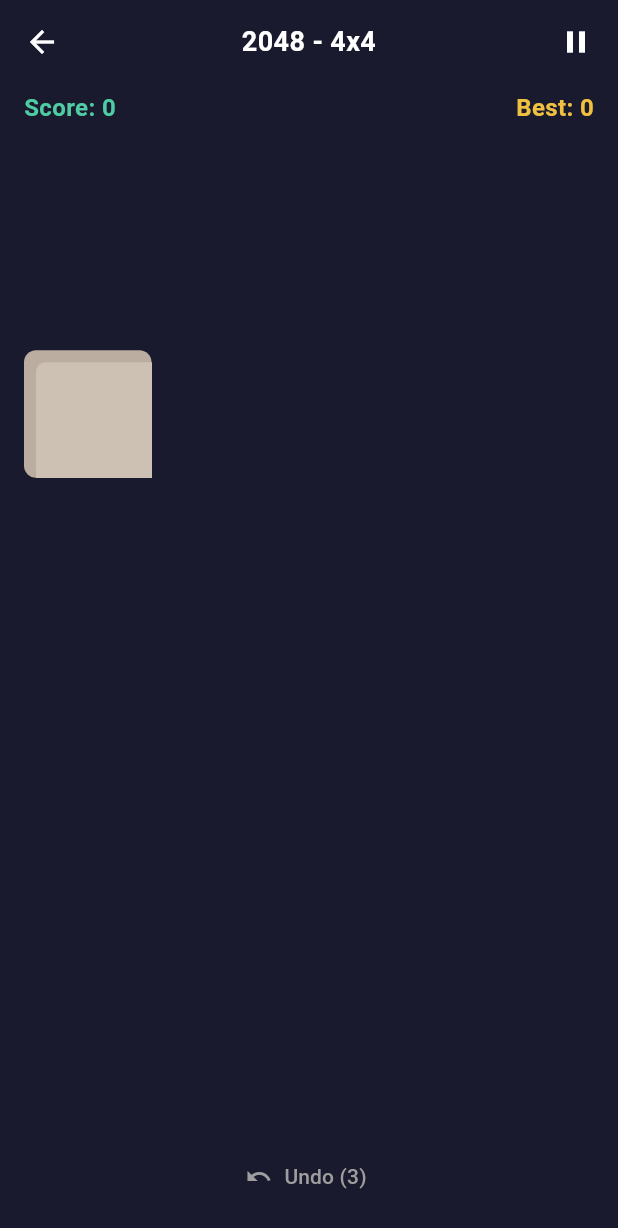
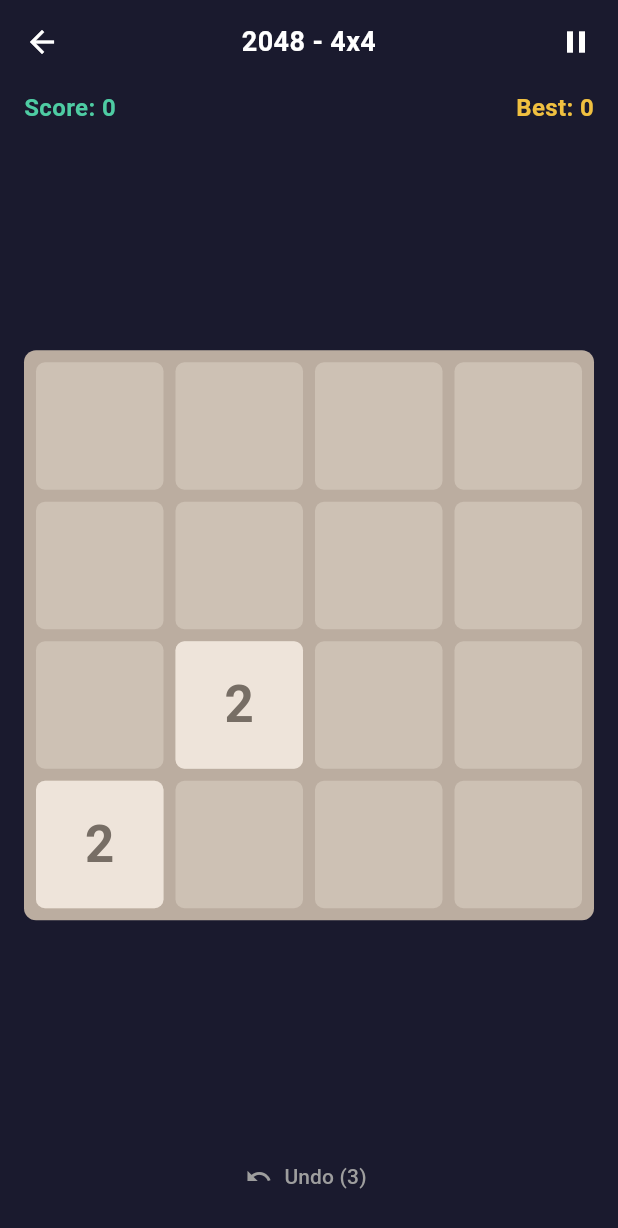
Before and after one commit to cecil-su/mini-play, a Flutter app: the Game2048Page screen opened by its route, on a phone screen of 412 x 824 dp. Shown: the top 1228 px of the screen. Run offline on Flutter 3.47's test engine with Material 3 defaults, Android fonts, the phone set to English and light mode, and no system bars; our stand-ins replace shared_preferences; missing offline and left inert: flame; accounts and stored records are empty.

Commit message:
fix(2048): set explicit board size so all tiles are visible
Stack sized itself to one cell because AnimatedTileWidget uses
Transform.translate (layout-invisible). Add explicit width/height
to the board Container so the Stack gets proper constraints.

Co-Authored-By: Claude Opus 4.6 (1M context) <noreply@anthropic.com>

```diff
--- a/lib/game_2048/game_2048_page.dart
+++ b/lib/game_2048/game_2048_page.dart
@@ -263,6 +263,8 @@ class _BoardWidget extends StatelessWidget {
         final cellSize = (boardSize - totalSpacing) / gridSize;
 
         return Container(
+          width: boardSize,
+          height: boardSize,
           decoration: BoxDecoration(
             color: TileColors.boardBackground,
             borderRadius: BorderRadius.circular(8),
```
